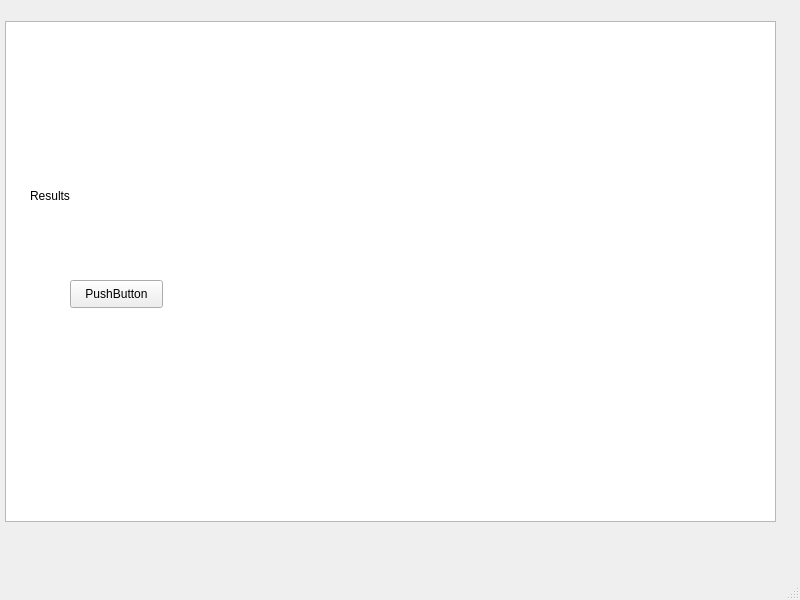
Before: the Qt Designer form graph2/mainwindow.ui in domicord/Solver-Circuits, drawn with Qt 5.
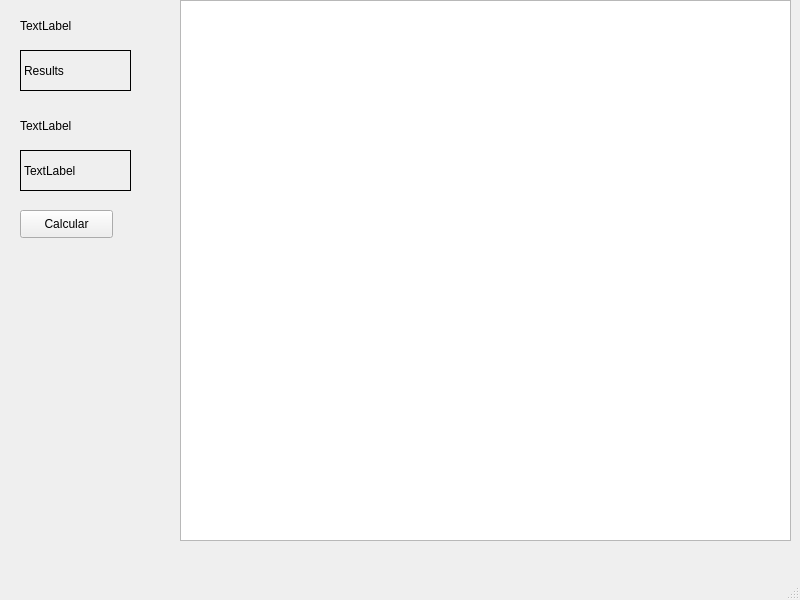
After: the same form once the commit is applied. Icons and pictures are not drawn.

```diff
--- a/graph2/mainwindow.ui
+++ b/graph2/mainwindow.ui
@@ -17,22 +17,25 @@
    <widget class="QGraphicsView" name="Scene">
     <property name="geometry">
      <rect>
-      <x>5</x>
-      <y>21</y>
-      <width>771</width>
-      <height>501</height>
+      <x>180</x>
+      <y>0</y>
+      <width>611</width>
+      <height>541</height>
      </rect>
     </property>
    </widget>
    <widget class="QLabel" name="label">
     <property name="geometry">
      <rect>
-      <x>30</x>
-      <y>60</y>
-      <width>141</width>
-      <height>271</height>
+      <x>20</x>
+      <y>50</y>
+      <width>111</width>
+      <height>41</height>
      </rect>
     </property>
+    <property name="frameShape">
+     <enum>QFrame::Box</enum>
+    </property>
     <property name="text">
      <string>Results</string>
     </property>
@@ -40,14 +43,59 @@
    <widget class="QPushButton" name="pushButton">
     <property name="geometry">
      <rect>
-      <x>70</x>
-      <y>280</y>
+      <x>20</x>
+      <y>210</y>
       <width>93</width>
       <height>28</height>
      </rect>
     </property>
     <property name="text">
-     <string>PushButton</string>
+     <string>Calcular</string>
+    </property>
+    <property name="checkable">
+     <bool>true</bool>
+    </property>
+   </widget>
+   <widget class="QLabel" name="label_2">
+    <property name="geometry">
+     <rect>
+      <x>20</x>
+      <y>150</y>
+      <width>111</width>
+      <height>41</height>
+     </rect>
+    </property>
+    <property name="frameShape">
+     <enum>QFrame::Box</enum>
+    </property>
+    <property name="text">
+     <string>TextLabel</string>
+    </property>
+   </widget>
+   <widget class="QLabel" name="label_3">
+    <property name="geometry">
+     <rect>
+      <x>20</x>
+      <y>115</y>
+      <width>101</width>
+      <height>21</height>
+     </rect>
+    </property>
+    <property name="text">
+     <string>TextLabel</string>
+    </property>
+   </widget>
+   <widget class="QLabel" name="label_4">
+    <property name="geometry">
+     <rect>
+      <x>20</x>
+      <y>16</y>
+      <width>101</width>
+      <height>20</height>
+     </rect>
+    </property>
+    <property name="text">
+     <string>TextLabel</string>
     </property>
    </widget>
   </widget>
```
Left out of the diff: 10 changed lines with no effect on the pictures.
